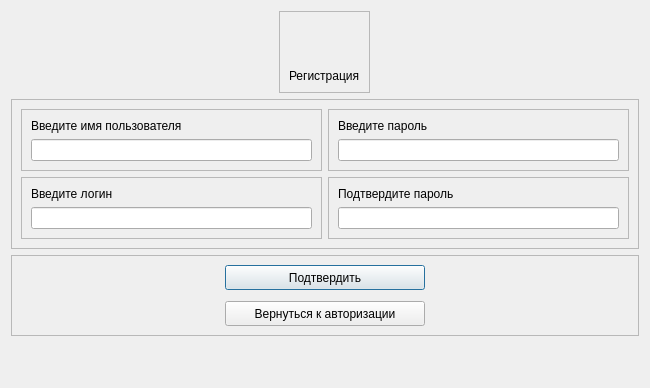
Qt form registration.ui (Roman1Korovin/Messenger) before a commit.
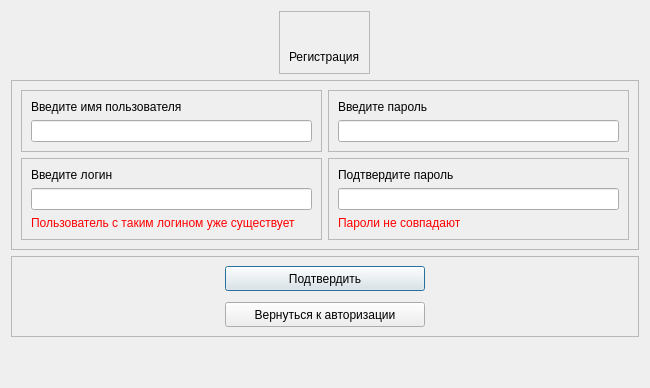
The same form after that commit.

Commit message: authorization is working with DB now, added handler for variuos situations during authorization and registration

```diff
--- a/registration.ui
+++ b/registration.ui
@@ -25,6 +25,9 @@
   <property name="windowTitle">
    <string>Dialog</string>
   </property>
+  <property name="styleSheet">
+   <string notr="true"/>
+  </property>
   <layout class="QVBoxLayout" name="verticalLayout">
    <item alignment="Qt::AlignHCenter">
     <widget class="QFrame" name="frame">
@@ -89,7 +92,7 @@
         </layout>
        </widget>
       </item>
-      <item row="1" column="0">
+      <item row="1" column="0" alignment="Qt::AlignTop">
        <widget class="QFrame" name="frame_5">
         <property name="frameShape">
          <enum>QFrame::StyledPanel</enum>
@@ -108,10 +111,20 @@
          <item>
           <widget class="QLineEdit" name="loginEdit"/>
          </item>
+         <item>
+          <widget class="QLabel" name="identityErrorLabel">
+           <property name="styleSheet">
+            <string notr="true">color: rgb(255, 0, 0);</string>
+           </property>
+           <property name="text">
+            <string>Пользователь с таким логином уже существует</string>
+           </property>
+          </widget>
+         </item>
         </layout>
        </widget>
       </item>
-      <item row="1" column="1">
+      <item row="1" column="1" alignment="Qt::AlignVCenter">
        <widget class="QFrame" name="frame_6">
         <property name="frameShape">
          <enum>QFrame::StyledPanel</enum>
@@ -120,7 +133,7 @@
          <enum>QFrame::Raised</enum>
         </property>
         <layout class="QVBoxLayout" name="verticalLayout_7">
-         <item>
+         <item alignment="Qt::AlignTop">
           <widget class="QLabel" name="label_4">
            <property name="text">
             <string>Подтвердите пароль</string>
@@ -137,6 +150,16 @@
            </property>
           </widget>
          </item>
+         <item>
+          <widget class="QLabel" name="matchErrorLabel">
+           <property name="styleSheet">
+            <string notr="true">color: rgb(255, 0, 0);</string>
+           </property>
+           <property name="text">
+            <string>Пароли не совпадают</string>
+           </property>
+          </widget>
+         </item>
         </layout>
        </widget>
       </item>
```
The commit also changes 11 other files.
